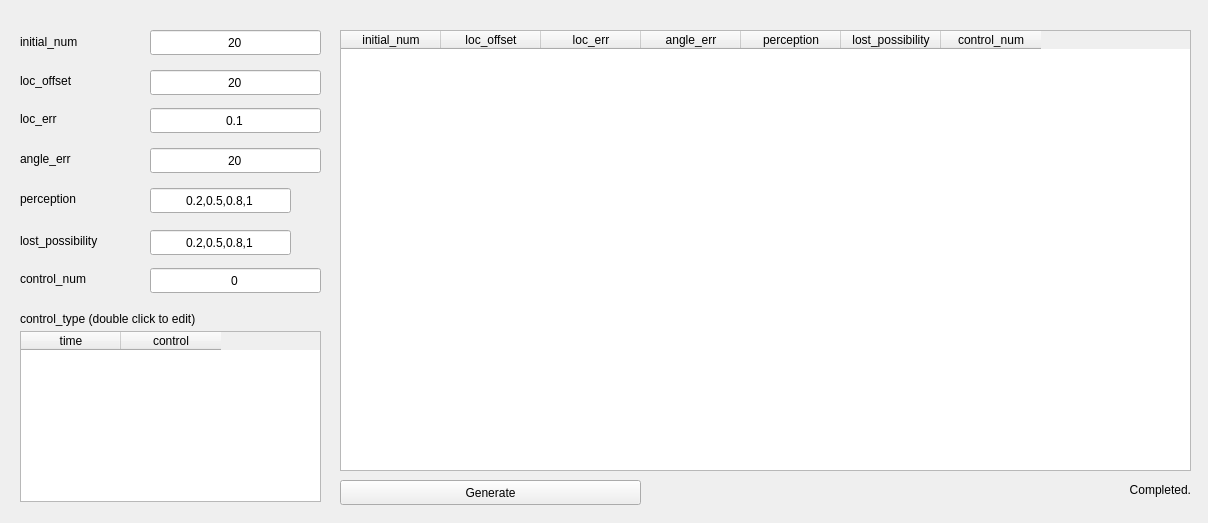
Old version of the form app/ui/form_generate.ui in the repository HansBug/dgdvapp.
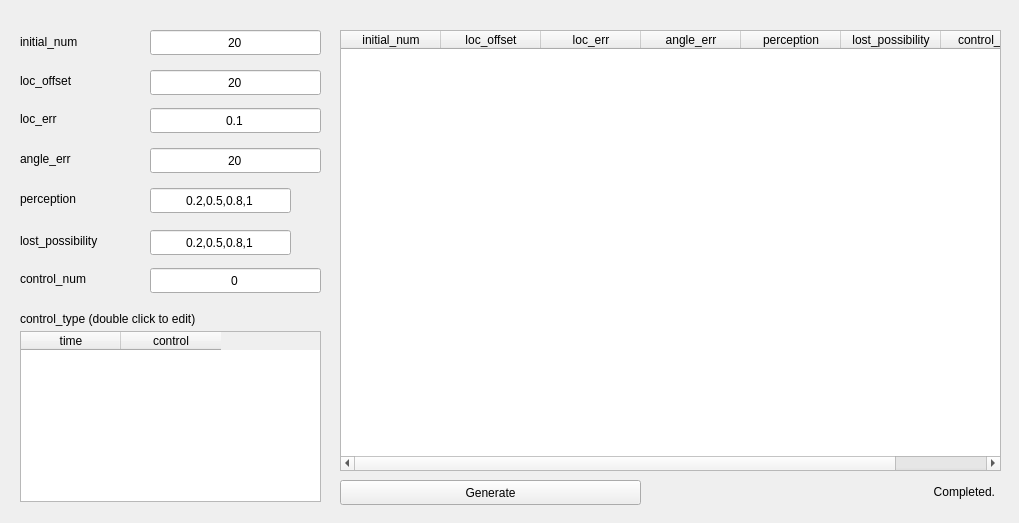
New version of the form.

Commit message: dev(hansbug): update uis

What changed in the file:
```diff
--- a/app/ui/form_generate.ui
+++ b/app/ui/form_generate.ui
@@ -6,7 +6,7 @@
    <rect>
     <x>0</x>
     <y>0</y>
-    <width>1208</width>
+    <width>1019</width>
     <height>523</height>
    </rect>
   </property>
@@ -293,7 +293,7 @@
     <rect>
      <x>340</x>
      <y>30</y>
-     <width>851</width>
+     <width>661</width>
      <height>441</height>
     </rect>
    </property>
@@ -336,9 +336,9 @@
   <widget class="QLabel" name="label_status">
    <property name="geometry">
     <rect>
-     <x>770</x>
-     <y>480</y>
-     <width>421</width>
+     <x>694</x>
+     <y>482</y>
+     <width>301</width>
      <height>20</height>
     </rect>
    </property>
```
The commit also changes 2 other files.
